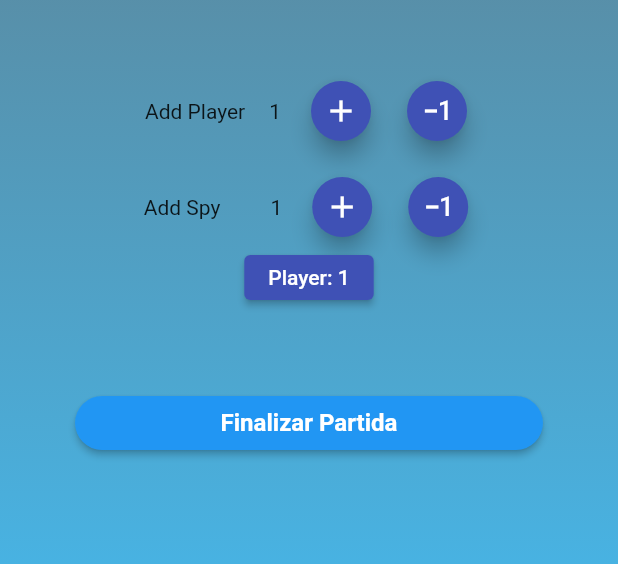
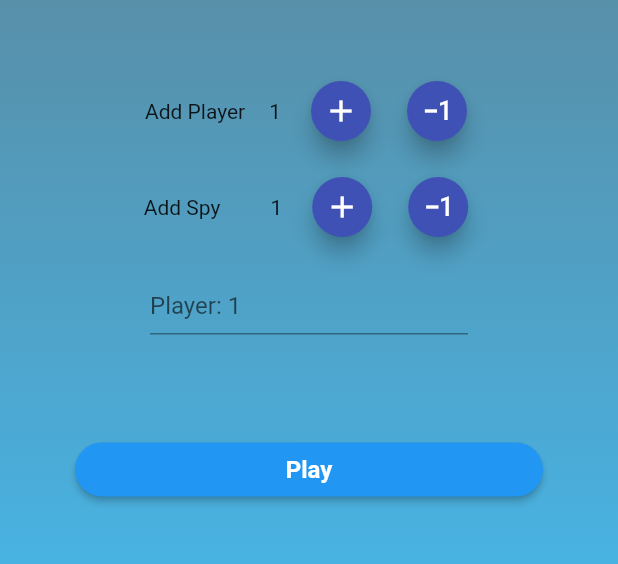
Before and after one commit to AliTanouriNeto/FindTheSpyGameMBAFIAP, a Flutter app: the PlayGameScreen screen opened by its route, after a tap on the "add" icon, after a tap on the "exposure minus 1" icon, on a phone screen of 412 x 824 dp, the part 384-948 px from its top. Run offline on Flutter 3.47's test engine with Material 2 defaults, Android fonts, the phone set to English and light mode, and no system bars; our stand-ins replace firebase_core, shared_preferences; accounts and stored records are empty.

Commit message:
Projeto Final

```diff
--- a/lib/main.dart
+++ b/lib/main.dart
@@ -24,7 +24,7 @@ class MyApp extends StatelessWidget {
         theme: ThemeData(
           primarySwatch: Colors.indigo,
         ),
-        initialRoute: PlayGameScreen.id,
+        initialRoute: SplashScreen.id,
         routes: {
           SplashScreen.id: (context) => const SplashScreen(),
           TutorialScreen.id: (context) => const TutorialScreen(),
--- a/lib/screens/play_game_screen.dart
+++ b/lib/screens/play_game_screen.dart
@@ -22,10 +22,12 @@ class _PlayGameState extends State<PlayGameScreen> {
   int numberSpys = 1;
   List<String> listStrings = <String>["Player: 1"];
   List<TextEditingController> _controllers = [];
+  List<bool> _isButtonDisabled = [];
   List<String> listMaps = <String>[];
   List<String> listFunctions = <String>[];
   late String mapChosen;
-  bool listViewControl = false;
+  bool listViewControl = true;
+  late String functionPlayer;
 
   @override
   Widget build(BuildContext context) {
@@ -52,7 +54,8 @@ class _PlayGameState extends State<PlayGameScreen> {
                 height: 150,
               ),
               Padding(padding: EdgeInsets.only(top: 50)),
-              Row(
+              (listViewControl)
+                  ? Row(
                       mainAxisAlignment: MainAxisAlignment.center,
                       children: [
                         Text(
@@ -68,13 +71,15 @@ class _PlayGameState extends State<PlayGameScreen> {
                           width: 16,
                         ),
                         FloatingActionButton.small(
+                          heroTag: "btn1",
                           onPressed: () {
                             setState(() {
                               if (numberPlayers < 12) {
                                 numberPlayers = numberPlayers + 1;
                                 listStrings.add("Player: $numberPlayers");
                               } else {
-                          Utilities.message(context, "Máximo de 12 Jogadores");
+                                Utilities.message(
+                                    context, "Máximo de 12 Jogadores");
                               }
                             });
                           },
@@ -84,24 +89,31 @@ class _PlayGameState extends State<PlayGameScreen> {
                           width: 16,
                         ),
                         FloatingActionButton.small(
+                          heroTag: "btn2",
                           onPressed: () {
                             setState(() {
                               if (numberPlayers <= 1) {
                                 numberPlayers = 1;
                               } else {
-                          listStrings.remove("Player: $numberPlayers");
+                                listStrings.removeLast();
                                 numberPlayers = numberPlayers - 1;
+                                _controllers.removeLast();
+                                _isButtonDisabled.removeLast();
                               }
                             });
                           },
                           child: Icon(Icons.exposure_minus_1_outlined),
                         ),
                       ],
+                    )
+                  : SizedBox(
+                      height: 16,
                     ),
               SizedBox(
                 height: 16,
               ),
-              Row(
+              (listViewControl)
+                  ? Row(
                       mainAxisAlignment: MainAxisAlignment.center,
                       children: [
                         Text(
@@ -117,6 +129,7 @@ class _PlayGameState extends State<PlayGameScreen> {
                           width: 16,
                         ),
                         FloatingActionButton.small(
+                          heroTag: "btn3",
                           onPressed: () {
                             setState(() {
                               if (numberSpys < 3) {
@@ -130,6 +143,7 @@ class _PlayGameState extends State<PlayGameScreen> {
                           width: 16,
                         ),
                         FloatingActionButton.small(
+                          heroTag: "btn4",
                           onPressed: () {
                             setState(() {
                               if (numberSpys <= 1) {
@@ -142,19 +156,25 @@ class _PlayGameState extends State<PlayGameScreen> {
                           child: Icon(Icons.exposure_minus_1_outlined),
                         ),
                       ],
+                    )
+                  : SizedBox(
+                      height: 16,
                     ),
               ListView.builder(
-                padding: const EdgeInsets.all(8),
+                padding: const EdgeInsets.symmetric(horizontal: 50, vertical: 16),
                 scrollDirection: Axis.vertical,
                 shrinkWrap: true,
                 itemCount: listStrings.length,
                 itemBuilder: (BuildContext context, int index) {
                   _controllers.add(new TextEditingController());
+                  _isButtonDisabled.add(false);
                   return Container(
-                    height: 30,
+                    height: 45,
+                    padding: EdgeInsets.only(top: 16),
                     child: Center(
                       child: (listViewControl)
                           ? TextFormField(
+                              controller: _controllers[index],
                               onChanged: (myController) {
                                 setState(() {
                                   listStrings[index] = _controllers[index].text;
@@ -162,11 +182,25 @@ class _PlayGameState extends State<PlayGameScreen> {
                               },
                               decoration: InputDecoration(
                                 border: UnderlineInputBorder(),
-                                labelText: listStrings[index],
+                                hintText: listStrings[index],
                               ),
                             )
                           : ElevatedButton(
-                              onPressed: () {},
+                              onPressed: _isButtonDisabled[index]
+                                  ? null
+                                  : () {
+                                      String function = _getFunction();
+                                      if (function == "???") {
+                                        Utilities.showMyDialog(
+                                            context, "???", function);
+                                      } else {
+                                        Utilities.showMyDialog(
+                                            context, mapChosen, function);
+                                      }
+                                      setState(() {
+                                        _isButtonDisabled[index] = true;
+                                      });
+                                    },
                               child: Text(listStrings[index]),
                             ),
                     ),
@@ -174,8 +208,8 @@ class _PlayGameState extends State<PlayGameScreen> {
                 },
               ),
               Padding(padding: EdgeInsets.only(top: 50)),
-              (listViewControl)
-                  ? ElevatedButton(
+              if (listViewControl)
+                ElevatedButton(
                   child: Text(
                     'Play',
                     style: TextStyle(
@@ -188,6 +222,7 @@ class _PlayGameState extends State<PlayGameScreen> {
                     await getMaps();
                     mapChosen = choseMap();
                     await playersFunctions(mapChosen);
+                    listViewControl = false;
                   },
                   style: ElevatedButton.styleFrom(
                     backgroundColor: Colors.blue,
@@ -195,7 +230,8 @@ class _PlayGameState extends State<PlayGameScreen> {
                         borderRadius: BorderRadius.circular(51)),
                   ),
                 )
-                  : ElevatedButton(
+              else
+                ElevatedButton(
                   child: Text(
                     'Finalizar Partida',
                     style: TextStyle(
@@ -207,6 +243,7 @@ class _PlayGameState extends State<PlayGameScreen> {
                   onPressed: () async {
                     setState(() {
                       listViewControl = true;
+                      _isButtonDisabled.clear();
                     });
                   },
                   style: ElevatedButton.styleFrom(
@@ -215,7 +252,7 @@ class _PlayGameState extends State<PlayGameScreen> {
                         borderRadius: BorderRadius.circular(51)),
                   ),
                 ),
-              Padding(padding: EdgeInsets.all(16.0)),
+              Padding(padding: EdgeInsets.symmetric(vertical: 16)),
             ],
           ),
         ),
@@ -240,6 +277,7 @@ class _PlayGameState extends State<PlayGameScreen> {
     var rng = Random();
     int randomNumber = rng.nextInt(listMaps.length);
     String chosenMap = listMaps[randomNumber];
+    print(chosenMap);
     playersFunctions(chosenMap);
     return chosenMap;
   }
@@ -251,10 +289,28 @@ class _PlayGameState extends State<PlayGameScreen> {
       Map<String, dynamic> function = json.decode(response.body);
       function.forEach((key, value) {
         setState(() {
-          listFunctions.add(function[key]["Airplane"]);
-          print(function);
+          listFunctions.add(function[key][chosenMap]);
         });
       });
+      int numeroFuncoes = numberSpys + listFunctions.length - listStrings.length;
+      for (int i = 1;
+          i <= (numeroFuncoes);
+          i++) {
+        listFunctions.removeLast();
+      }
+      for (int i = 1; i <= numberSpys; i++) {
+        listFunctions.add("???");
+      }
     });
   }
+
+  String _getFunction() {
+    var rng = Random();
+    int randomNumber = rng.nextInt(listFunctions.length);
+    String functionPlayer = listFunctions[randomNumber];
+    print(listFunctions[randomNumber]);
+    listFunctions.removeAt(randomNumber);
+
+    return functionPlayer;
   }
+}
```
Also changed, not shown: lib/components/utilities.dart (+27 -0 lines). Lines whose indentation alone changed are shown as unchanged.
